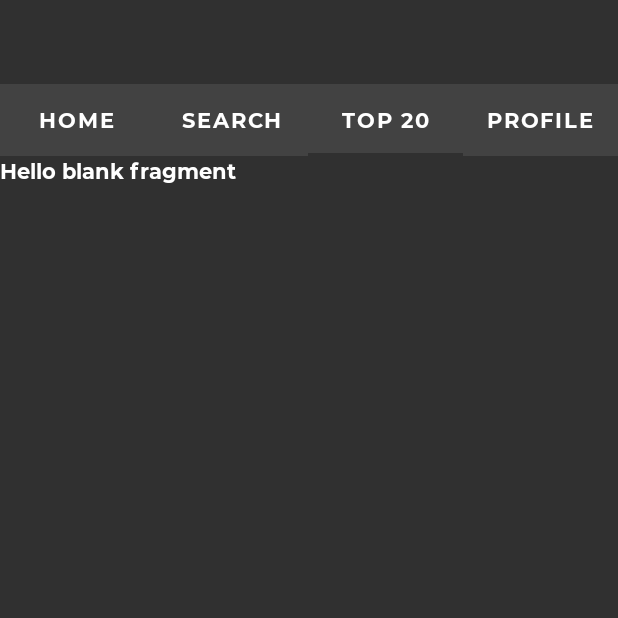
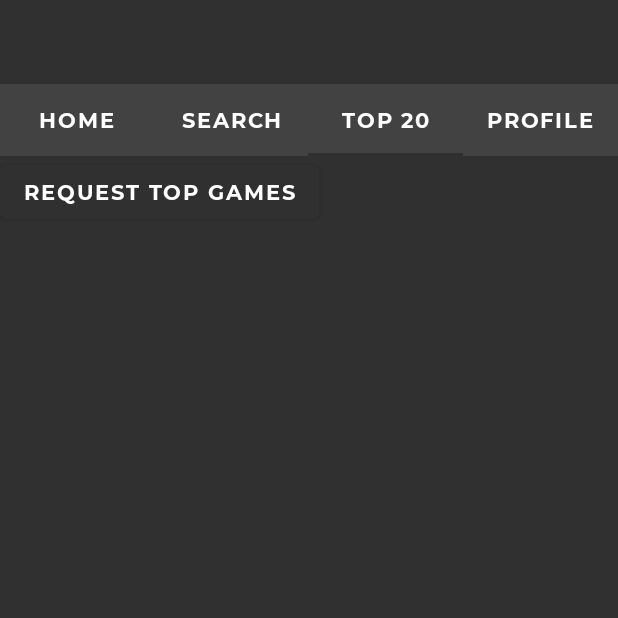
Before and after one commit to em4n0101/capstone-project, an Android app: the screen it shows after launch (MainActivity), tab 3 chosen, on a phone screen of 412 x 824 dp, the top half of it. Run offline under Robolectric (Android 15) with nearby library versions, the phone set to English and light mode, and no system bars; libraries missing offline, so code that uses them is left out: com.jakewharton.retrofit2.

Commit message:
(Code) Use MVVM to get the top games

```diff
--- a/app/src/main/AndroidManifest.xml
+++ b/app/src/main/AndroidManifest.xml
@@ -1,6 +1,9 @@
 <?xml version="1.0" encoding="utf-8"?>
 <manifest xmlns:android="http://schemas.android.com/apk/res/android"
     package="com.em4n0101.gamecollection">
+
+    <uses-permission android:name="android.permission.INTERNET" />
+    <uses-permission android:name="android.permission.ACCESS_NETWORK_STATE" />
 
     <application
         android:allowBackup="true"
@@ -8,6 +11,7 @@
         android:label="@string/app_name"
         android:roundIcon="@mipmap/ic_launcher_round"
         android:supportsRtl="true"
+        android:name=".app.GamesApplication"
         android:theme="@style/AppTheme">
         <activity android:name=".view.main.MainActivity">
             <intent-filter>
--- /dev/null
+++ b/app/src/main/java/com/em4n0101/gamecollection/app/GamesApplication.kt
@@ -0,0 +1,28 @@
+package com.em4n0101.gamecollection.app
+
+import android.app.Application
+import android.content.Context
+import com.em4n0101.gamecollection.app.di.modelModule
+import com.em4n0101.gamecollection.app.di.networkModule
+import com.em4n0101.gamecollection.app.di.viewModelsModule
+import org.koin.android.ext.koin.androidContext
+import org.koin.android.ext.koin.androidLogger
+import org.koin.core.context.startKoin
+
+class GamesApplication: Application() {
+    companion object {
+        private lateinit var instance: GamesApplication
+        fun getAppContext(): Context = instance.applicationContext
+    }
+
+    override fun onCreate() {
+        super.onCreate()
+        instance = this
+
+        startKoin {
+            androidLogger()
+            androidContext(this@GamesApplication)
+            modules(listOf(networkModule, viewModelsModule, modelModule))
+        }
+    }
+}
--- a/app/src/main/java/com/em4n0101/gamecollection/view/profile/ProfileFragment.kt
+++ b/app/src/main/java/com/em4n0101/gamecollection/view/profile/ProfileFragment.kt
@@ -7,28 +7,7 @@ import android.view.View
 import android.view.ViewGroup
 import com.em4n0101.gamecollection.R
 
-// TODO: Rename parameter arguments, choose names that match
-// the fragment initialization parameters, e.g. ARG_ITEM_NUMBER
-private const val ARG_PARAM1 = "param1"
-private const val ARG_PARAM2 = "param2"
-
-/**
- * A simple [Fragment] subclass.
- * Use the [ProfileFragment.newInstance] factory method to
- * create an instance of this fragment.
- */
 class ProfileFragment : Fragment() {
-    // TODO: Rename and change types of parameters
-    private var param1: String? = null
-    private var param2: String? = null
-
-    override fun onCreate(savedInstanceState: Bundle?) {
-        super.onCreate(savedInstanceState)
-        arguments?.let {
-            param1 = it.getString(ARG_PARAM1)
-            param2 = it.getString(ARG_PARAM2)
-        }
-    }
 
     override fun onCreateView(
         inflater: LayoutInflater, container: ViewGroup?,
@@ -37,24 +16,4 @@ class ProfileFragment : Fragment() {
         // Inflate the layout for this fragment
         return inflater.inflate(R.layout.fragment_profile, container, false)
     }
-
-    companion object {
-        /**
-         * Use this factory method to create a new instance of
-         * this fragment using the provided parameters.
-         *
-         * @param param1 Parameter 1.
-         * @param param2 Parameter 2.
-         * @return A new instance of fragment ProfileFragment.
-         */
-        // TODO: Rename and change types and number of parameters
-        @JvmStatic
-        fun newInstance(param1: String, param2: String) =
-            ProfileFragment().apply {
-                arguments = Bundle().apply {
-                    putString(ARG_PARAM1, param1)
-                    putString(ARG_PARAM2, param2)
-                }
-            }
-    }
 }
--- a/app/src/main/java/com/em4n0101/gamecollection/view/search/SearchFragment.kt
+++ b/app/src/main/java/com/em4n0101/gamecollection/view/search/SearchFragment.kt
@@ -7,28 +7,7 @@ import android.view.View
 import android.view.ViewGroup
 import com.em4n0101.gamecollection.R
 
-// TODO: Rename parameter arguments, choose names that match
-// the fragment initialization parameters, e.g. ARG_ITEM_NUMBER
-private const val ARG_PARAM1 = "param1"
-private const val ARG_PARAM2 = "param2"
-
-/**
- * A simple [Fragment] subclass.
- * Use the [SearchFragment.newInstance] factory method to
- * create an instance of this fragment.
- */
 class SearchFragment : Fragment() {
-    // TODO: Rename and change types of parameters
-    private var param1: String? = null
-    private var param2: String? = null
-
-    override fun onCreate(savedInstanceState: Bundle?) {
-        super.onCreate(savedInstanceState)
-        arguments?.let {
-            param1 = it.getString(ARG_PARAM1)
-            param2 = it.getString(ARG_PARAM2)
-        }
-    }
 
     override fun onCreateView(
         inflater: LayoutInflater, container: ViewGroup?,
@@ -37,24 +16,4 @@ class SearchFragment : Fragment() {
         // Inflate the layout for this fragment
         return inflater.inflate(R.layout.fragment_search, container, false)
     }
-
-    companion object {
-        /**
-         * Use this factory method to create a new instance of
-         * this fragment using the provided parameters.
-         *
-         * @param param1 Parameter 1.
-         * @param param2 Parameter 2.
-         * @return A new instance of fragment SearchFragment.
-         */
-        // TODO: Rename and change types and number of parameters
-        @JvmStatic
-        fun newInstance(param1: String, param2: String) =
-            SearchFragment().apply {
-                arguments = Bundle().apply {
-                    putString(ARG_PARAM1, param1)
-                    putString(ARG_PARAM2, param2)
-                }
-            }
-    }
 }
--- a/app/src/main/res/layout/fragment_top_games.xml
+++ b/app/src/main/res/layout/fragment_top_games.xml
@@ -5,10 +5,11 @@
     android:layout_height="match_parent"
     tools:context=".view.topgames.TopGamesFragment">
 
-    <!-- TODO: Update blank fragment layout -->
-    <TextView
-        android:layout_width="match_parent"
-        android:layout_height="match_parent"
-        android:text="@string/hello_blank_fragment" />
+    <com.google.android.material.button.MaterialButton
+        android:id="@+id/requestTopGamesButton"
+        android:layout_width="wrap_content"
+        android:layout_height="wrap_content"
+        android:text="request top games"
+        />
 
 </FrameLayout>
--- a/app/src/main/res/values/strings.xml
+++ b/app/src/main/res/values/strings.xml
@@ -1,5 +1,6 @@
 <resources>
     <string name="app_name">Game Collection</string>
-    <!-- TODO: Remove or change this placeholder text -->
     <string name="hello_blank_fragment">Hello blank fragment</string>
+
+    <string name="error_message_not_network_available_get_data">Please turn on your mobile data or use Wi-fi to search for data</string>
 </resources>
```
Also changed, not shown: app/build.gradle (+27 -1 lines), app/src/main/java/com/em4n0101/gamecollection/model/repositories/GamesRepository.kt (added, +10 -0 lines), app/src/main/java/com/em4n0101/gamecollection/utils/Utils.kt (added, +8 -0 lines), app/src/main/java/com/em4n0101/gamecollection/view/topgames/TopGamesFragment.kt (+41 -37 lines), app/src/main/java/com/em4n0101/gamecollection/viewmodel/TopGamesViewModel.kt (added, +38 -0 lines).
